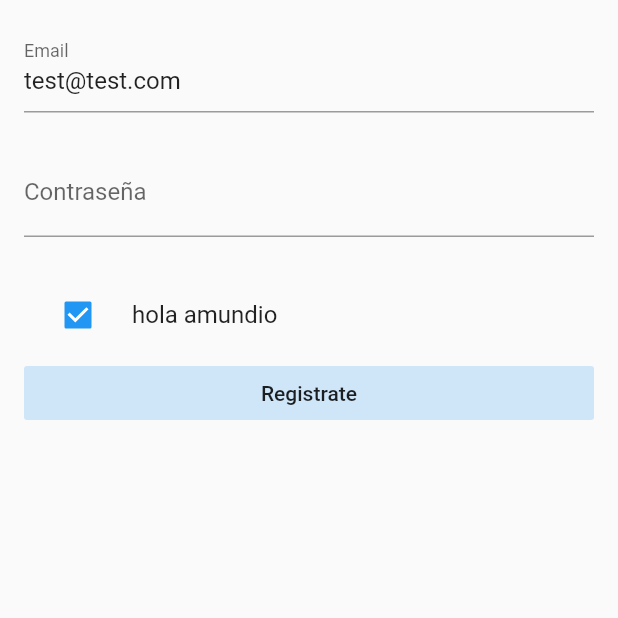
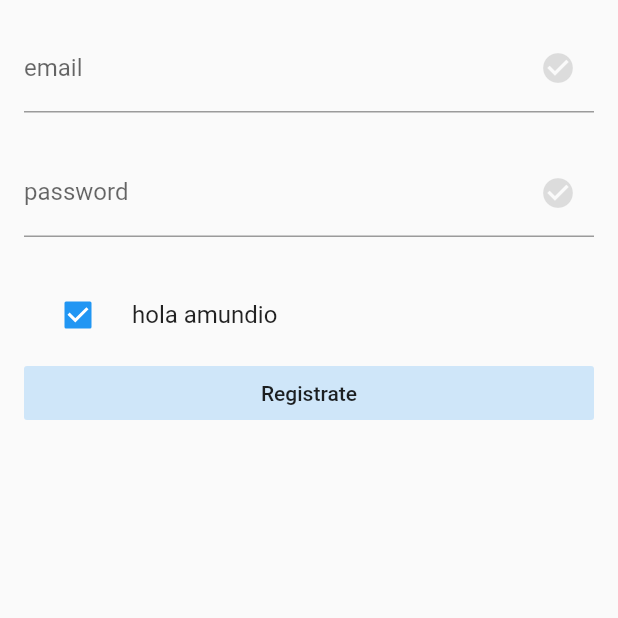
Before and after one commit to AlanCasasArevalo/Forms-Flutter-, a Flutter app: the screen it shows after launch, on a phone screen of 412 x 824 dp, the top half of it. Run offline on Flutter 3.47's test engine with Material 2 defaults, Android fonts, the phone set to English and light mode, and no system bars.

Commit message:
Se crea un textfield customizado

```diff
--- a/lib/pages/login/login_page.dart
+++ b/lib/pages/login/login_page.dart
@@ -1,6 +1,7 @@
 import 'package:flutter/material.dart';
 import 'package:forms/pages/widgets/login_checkbox.dart';
 
+import '../widgets/login_text_field.dart';
 import 'login_mixin.dart';
 
 class LoginPage extends StatefulWidget {
@@ -25,28 +26,21 @@ class _LoginPageState extends State<LoginPage> with LoginMixin {
           child: ListView(
             padding: EdgeInsets.all(16),
             children: [
-              TextFormField(
-                key: Key('login-page-email'),
-                // Con este metodo lo que hacemos es que cada vez que el usuario no pase las validaciones puestas en el validator,
-                // y las corrija se muestre u oculte el mensaje de error del textfield, pero solo cuando el usuario interacture con el textfield
-                autovalidateMode: AutovalidateMode.onUserInteraction,
-                // Un valor por defecto para dar mas feedback al usuario final
-                initialValue: 'test@test.com',
+              LoginTextField(
+                label: 'email',
                 onChanged: (emailChanged) {
                   setState(() {
                     _email = emailChanged.trim();
                   });
                 },
                 keyboardType: TextInputType.emailAddress,
-                decoration: InputDecoration(label: Text('Email')),
                 validator: emailValidator,
               ),
               SizedBox(
                 height: 24,
               ),
-              TextFormField(
-                key: Key('login-page-password'),
-                autovalidateMode: AutovalidateMode.onUserInteraction,
+              LoginTextField(
+                label: 'password',
                 onChanged: (passwordChanged) {
                   setState(() {
                     _password = passwordChanged.replaceAll(' ', '');
--- /dev/null
+++ b/lib/pages/widgets/login_text_field.dart
@@ -0,0 +1,38 @@
+import 'package:flutter/material.dart';
+
+class LoginTextField extends FormField<String> {
+  LoginTextField({
+    Key? key,
+    String? Function(String?)? validator,
+    void Function(String)? onChanged,
+    bool obscureText = false,
+    TextInputType? keyboardType,
+    InputDecoration? decoration,
+    required String label,
+  }) : super(
+          key: key,
+          autovalidateMode: AutovalidateMode.onUserInteraction,
+          validator: validator,
+          builder: (state) {
+
+            bool isOk = !state.hasError && state.value != null && state.value!.isNotEmpty;
+
+            return TextField(
+              obscureText: obscureText,
+              keyboardType: keyboardType,
+              onChanged: (text) {
+                state.didChange(text);
+                if (onChanged != null) {
+                  onChanged(text);
+                }
+              },
+              decoration: InputDecoration(
+                label: Text(
+                  label
+                ),
+                suffixIcon: Icon(Icons.check_circle, color: isOk ? Colors.green : Colors.black12,)
+              ),
+            );
+          },
+        );
+}
```
